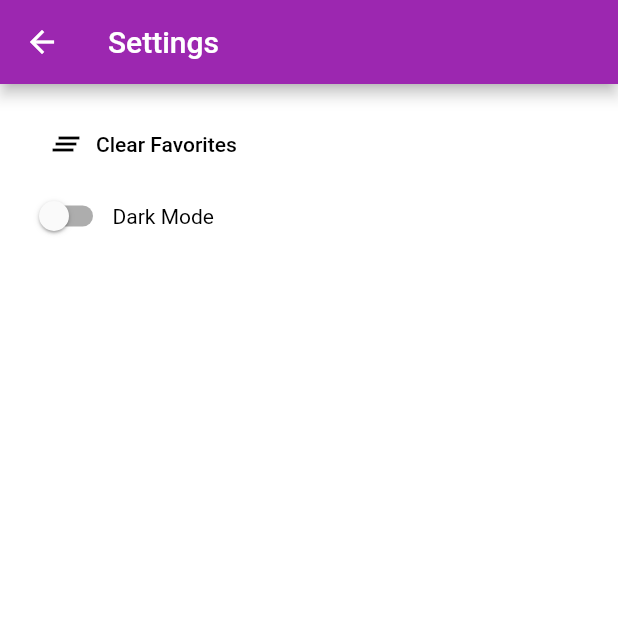
After one commit to woyuwang/unit-converter, a Flutter app: the SettingsView screen opened directly, on a phone screen of 412 x 824 dp, the top half of it. The commit adds this screen. Run offline on Flutter 3.47's test engine with Material 2 defaults, Android fonts, the phone set to English and light mode, and no system bars; our stand-ins replace shared_preferences; accounts and stored records are empty; network calls fail.

Commit message:
minor adjustments. added settings view. added dark mode. moved clear favorites button to settings view. version alpha 0.1.5

```diff
--- /dev/null
+++ b/lib/settings-view.dart
@@ -0,0 +1,54 @@
+import 'package:flutter/material.dart';
+import 'package:unit_converter/main.dart';
+
+class SettingsView extends StatefulWidget {
+  @override
+  _SettingsViewState createState() => _SettingsViewState();
+}
+
+class _SettingsViewState extends State<SettingsView> {
+  @override
+  Widget build(BuildContext context) {
+    return Scaffold(
+      backgroundColor: Storage.darkMode ? Colors.grey[800] : Colors.white,
+      appBar: AppBar(
+        title: Text('Settings'),
+      ),
+      body: Padding(
+        padding: const EdgeInsets.all(16.0),
+        child: Column(
+          mainAxisAlignment: MainAxisAlignment.start,
+          crossAxisAlignment: CrossAxisAlignment.start,
+          children: <Widget>[
+            FlatButton(
+              child: Row(
+                children: <Widget>[
+                  Icon(Icons.clear_all, color: Storage.darkMode ? Colors.white : Colors.black),
+                  SizedBox(width: 8.0),
+                  Text('Clear Favorites', style: TextStyle(color: Storage.darkMode ? Colors.white : Colors.black)),
+                ],
+              ),
+              onPressed: () {
+                Storage.favoriteCategories = List<Category>();
+                Storage.saveFavoriteCategories();
+              },
+            ),
+            Row(
+              children: <Widget>[
+                Switch(
+                  value: Storage.darkMode,
+                  onChanged: (value) {
+                    setState(() {
+                      Storage.darkMode = value;
+                    });
+                  },
+                ),
+                Text('Dark Mode', style: TextStyle(color: Storage.darkMode ? Colors.white : Colors.black)),
+              ],
+            ),
+          ],
+        ),
+      ),
+    );
+  }
+}
```
Also changed, not shown: lib/about-view.dart (+8 -7 lines), lib/conversion-view.dart (+12 -1 lines), lib/main.dart (+55 -52 lines), lib/tip-conversion-view.dart (+11 -0 lines).
